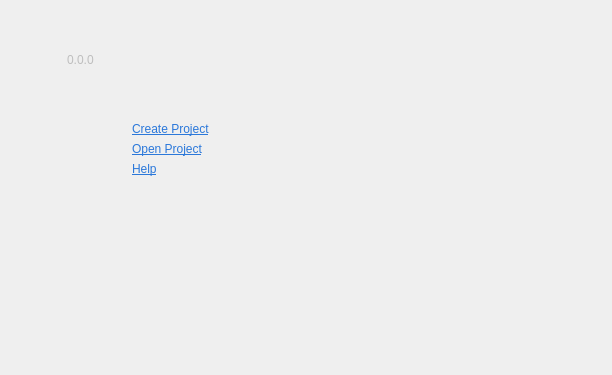
Before: the Qt Designer form src/bin/Scenarist/UserInterfaceLayer/StartUp/StartUpView.ui in dimkanovikov/KITScenarist, drawn with Qt 5.
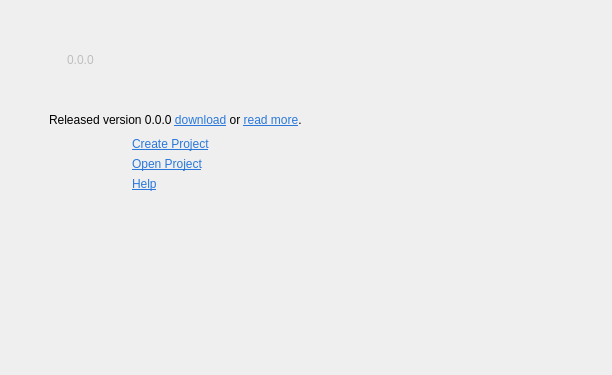
After: the same form once the commit is applied. Icons and pictures are not drawn.

Commit message: Add updates checking to start up page

Patch:
```diff
--- a/src/bin/Scenarist/UserInterfaceLayer/StartUp/StartUpView.ui
+++ b/src/bin/Scenarist/UserInterfaceLayer/StartUp/StartUpView.ui
@@ -105,7 +105,26 @@
         <property name="verticalSpacing">
          <number>1</number>
         </property>
-        <item row="2" column="0">
+        <item row="3" column="1">
+         <widget class="QListView" name="recentFiles">
+          <property name="cursor" stdset="0">
+           <cursorShape>PointingHandCursor</cursorShape>
+          </property>
+          <property name="styleSheet">
+           <string notr="true">background-color: palette(window)</string>
+          </property>
+          <property name="frameShape">
+           <enum>QFrame::NoFrame</enum>
+          </property>
+          <property name="verticalScrollBarPolicy">
+           <enum>Qt::ScrollBarAsNeeded</enum>
+          </property>
+          <property name="editTriggers">
+           <set>QAbstractItemView::NoEditTriggers</set>
+          </property>
+         </widget>
+        </item>
+        <item row="3" column="0">
          <widget class="QWidget" name="widget" native="true">
           <property name="sizePolicy">
            <sizepolicy hsizetype="Preferred" vsizetype="Expanding">
@@ -132,19 +151,6 @@
            <property name="topMargin">
             <number>0</number>
            </property>
-           <item row="1" column="0">
-            <spacer name="verticalSpacer">
-             <property name="orientation">
-              <enum>Qt::Vertical</enum>
-             </property>
-             <property name="sizeHint" stdset="0">
-              <size>
-               <width>20</width>
-               <height>40</height>
-              </size>
-             </property>
-            </spacer>
-           </item>
            <item row="0" column="0">
             <widget class="QWidget" name="widget_2" native="true">
              <property name="sizePolicy">
@@ -263,27 +269,37 @@
              </property>
             </spacer>
            </item>
+           <item row="2" column="0">
+            <spacer name="verticalSpacer">
+             <property name="orientation">
+              <enum>Qt::Vertical</enum>
+             </property>
+             <property name="sizeHint" stdset="0">
+              <size>
+               <width>20</width>
+               <height>40</height>
+              </size>
+             </property>
+            </spacer>
+           </item>
           </layout>
          </widget>
         </item>
-        <item row="2" column="1">
-         <widget class="QListView" name="recentFiles">
-          <property name="cursor" stdset="0">
-           <cursorShape>PointingHandCursor</cursorShape>
+        <item row="1" column="0">
+         <spacer name="verticalSpacer_2">
+          <property name="orientation">
+           <enum>Qt::Vertical</enum>
           </property>
-          <property name="styleSheet">
-           <string notr="true">background-color: palette(window)</string>
+          <property name="sizeType">
+           <enum>QSizePolicy::Fixed</enum>
           </property>
-          <property name="frameShape">
-           <enum>QFrame::NoFrame</enum>
+          <property name="sizeHint" stdset="0">
+           <size>
+            <width>20</width>
+            <height>26</height>
+           </size>
           </property>
-          <property name="verticalScrollBarPolicy">
-           <enum>Qt::ScrollBarAsNeeded</enum>
-          </property>
-          <property name="editTriggers">
-           <set>QAbstractItemView::NoEditTriggers</set>
-          </property>
-         </widget>
+         </spacer>
         </item>
         <item row="0" column="0" colspan="2">
          <layout class="QHBoxLayout" name="horizontalLayout">
@@ -332,13 +348,13 @@
           </item>
          </layout>
         </item>
-        <item row="1" column="0">
-         <spacer name="verticalSpacer_2">
-          <property name="orientation">
-           <enum>Qt::Vertical</enum>
+        <item row="2" column="0" colspan="2">
+         <widget class="QLabel" name="updateInfo">
+          <property name="text">
+           <string>Released version 0.0.0 &lt;a href=&quot;#&quot; style=&quot;color:#2b78da;&quot;&gt;download&lt;/a&gt; or &lt;a href=&quot;#&quot; style=&quot;color:#2b78da;&quot;&gt;read more&lt;/a&gt;.</string>
           </property>
-          <property name="sizeType">
-           <enum>QSizePolicy::Fixed</enum>
+          <property name="margin">
+           <number>10</number>
           </property>
           <property name="sizeHint" stdset="0">
            <size>
@@ -346,7 +362,7 @@
             <height>26</height>
            </size>
           </property>
-         </spacer>
+         </widget>
         </item>
        </layout>
       </widget>
```
Left out of the diff: 91 changed lines with no effect on the pictures. The commit also changes 7 other files.
